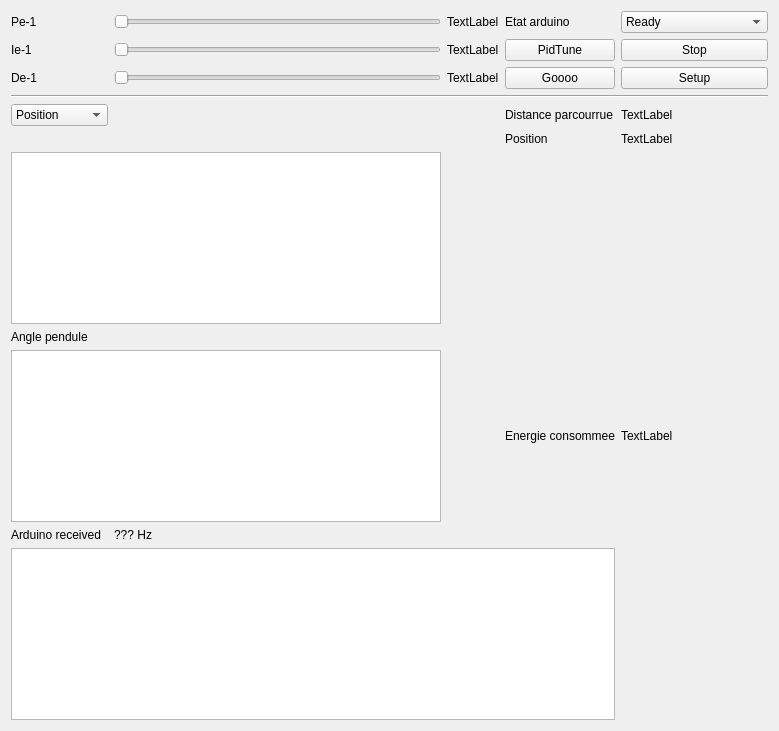
Above: rpi/mainwindow.ui from GiantLionTurtle/P7_s3 before the change. Below: the same form after it.
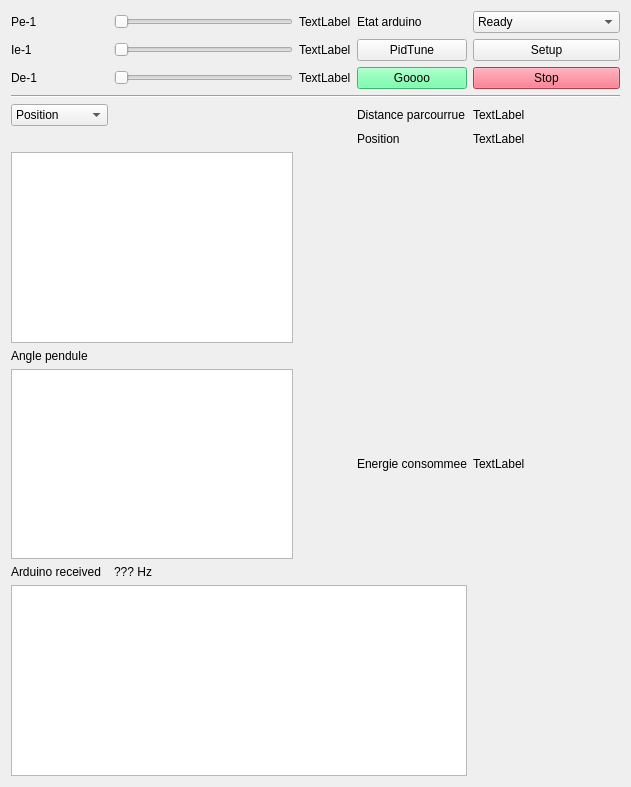
That is the form after the change. Custom widgets are drawn as their Qt base class.

The edit to the form file:
```diff
--- a/rpi/mainwindow.ui
+++ b/rpi/mainwindow.ui
@@ -6,8 +6,8 @@
    <rect>
     <x>0</x>
     <y>0</y>
-    <width>779</width>
-    <height>731</height>
+    <width>631</width>
+    <height>787</height>
    </rect>
   </property>
   <property name="acceptDrops">
@@ -18,45 +18,7 @@
   </property>
   <widget class="QWidget" name="centralWidget">
    <layout class="QGridLayout" name="gridLayout">
-    <item row="1" column="3">
-     <widget class="QLabel" name="label">
-      <property name="text">
-       <string>Etat arduino</string>
-      </property>
-     </widget>
-    </item>
-    <item row="3" column="1">
-     <widget class="QSlider" name="PID_d">
-      <property name="maximum">
-       <number>1000</number>
-      </property>
-      <property name="orientation">
-       <enum>Qt::Horizontal</enum>
-      </property>
-     </widget>
-    </item>
-    <item row="1" column="0">
-     <widget class="QLabel" name="label_5">
-      <property name="text">
-       <string>Pe-1</string>
-      </property>
-     </widget>
-    </item>
-    <item row="2" column="0">
-     <widget class="QLabel" name="label_4">
-      <property name="text">
-       <string>Ie-1</string>
-      </property>
-     </widget>
-    </item>
-    <item row="3" column="0">
-     <widget class="QLabel" name="label_3">
-      <property name="text">
-       <string>De-1</string>
-      </property>
-     </widget>
-    </item>
-    <item row="13" column="0" colspan="4">
+    <item row="14" column="0" colspan="4">
      <widget class="QTextBrowser" name="textBrowser">
       <property name="font">
        <font>
@@ -65,97 +27,93 @@
       </property>
      </widget>
     </item>
-    <item row="2" column="3">
-     <widget class="QPushButton" name="PIDtune_btn">
+    <item row="4" column="2">
+     <widget class="QLabel" name="D_label">
       <property name="text">
-       <string>PidTune</string>
+       <string>TextLabel</string>
       </property>
      </widget>
     </item>
-    <item row="11" column="0" colspan="2">
-     <widget class="QChartView" name="Pot_view"/>
+    <item row="4" column="3">
+     <widget class="QPushButton" name="Go_btn">
+      <property name="styleSheet">
+       <string notr="true">background: rgb(84, 255, 152);</string>
+      </property>
+      <property name="text">
+       <string>Goooo</string>
+      </property>
+     </widget>
     </item>
-    <item row="5" column="0">
-     <widget class="QComboBox" name="Position_selector">
-      <item>
-       <property name="text">
-        <string>Position</string>
-       </property>
-      </item>
-      <item>
-       <property name="text">
-        <string>Vitesse</string>
-       </property>
-      </item>
-      <item>
-       <property name="text">
-        <string>Acceleration</string>
-       </property>
-      </item>
+    <item row="4" column="1">
+     <widget class="QSlider" name="PID_d">
+      <property name="maximum">
+       <number>1000</number>
+      </property>
+      <property name="orientation">
+       <enum>Qt::Horizontal</enum>
+      </property>
      </widget>
     </item>
-    <item row="12" column="1">
+    <item row="1" column="2">
+     <widget class="QLabel" name="P_label">
+      <property name="text">
+       <string>TextLabel</string>
+      </property>
+     </widget>
+    </item>
+    <item row="5" column="0" colspan="5">
+     <widget class="Line" name="line">
+      <property name="orientation">
+       <enum>Qt::Horizontal</enum>
+      </property>
+     </widget>
+    </item>
+    <item row="6" column="3">
+     <widget class="QLabel" name="label_6">
+      <property name="text">
+       <string>Distance parcourrue</string>
+      </property>
+     </widget>
+    </item>
+    <item row="13" column="1">
      <widget class="QLabel" name="ArduinoUpdFrq_label">
       <property name="text">
        <string>??? Hz</string>
       </property>
      </widget>
     </item>
-    <item row="2" column="4">
-     <widget class="QPushButton" name="Stop_btn">
+    <item row="1" column="3">
+     <widget class="QLabel" name="label">
       <property name="text">
-       <string>Stop</string>
+       <string>Etat arduino</string>
       </property>
      </widget>
     </item>
-    <item row="5" column="4">
-     <widget class="QLabel" name="Dist_label">
+    <item row="4" column="0">
+     <widget class="QLabel" name="label_3">
       <property name="text">
-       <string>TextLabel</string>
+       <string>De-1</string>
       </property>
      </widget>
     </item>
-    <item row="11" column="4">
-     <widget class="QLabel" name="Energy_label">
-      <property name="text">
-       <string>TextLabel</string>
+    <item row="12" column="0" colspan="2">
+     <widget class="QChartView" name="Pot_view">
+      <property name="styleSheet">
+       <string notr="true">color: rgb(255, 0, 0);</string>
       </property>
      </widget>
     </item>
-    <item row="12" column="0">
-     <widget class="QLabel" name="label_10">
+    <item row="7" column="4">
+     <widget class="QLabel" name="Position_label">
       <property name="text">
-       <string>Arduino received</string>
+       <string>TextLabel</string>
       </property>
      </widget>
     </item>
-    <item row="1" column="1">
-     <widget class="QSlider" name="PID_p">
-      <property name="maximum">
-       <number>1000</number>
-      </property>
-      <property name="singleStep">
-       <number>1</number>
-      </property>
-      <property name="orientation">
-       <enum>Qt::Horizontal</enum>
-      </property>
-     </widget>
-    </item>
-    <item row="2" column="1">
-     <widget class="QSlider" name="PID_i">
-      <property name="maximum">
-       <number>1000</number>
-      </property>
-      <property name="orientation">
-       <enum>Qt::Horizontal</enum>
-      </property>
-     </widget>
-    </item>
-    <item row="11" column="3">
-     <widget class="QLabel" name="label_7">
+    <item row="7" column="3">
+     <widget class="QLabel" name="label_2">
       <property name="text">
-       <string>Energie consommee</string>
+       <string>Position</string>
       </property>
      </widget>
     </item>
@@ -239,69 +197,122 @@
       </item>
      </widget>
     </item>
-    <item row="5" column="3">
-     <widget class="QLabel" name="label_6">
+    <item row="13" column="0">
+     <widget class="QLabel" name="label_10">
       <property name="text">
-       <string>Distance parcourrue</string>
+       <string>Arduino received</string>
       </property>
      </widget>
     </item>
-    <item row="4" column="0" colspan="5">
-     <widget class="Line" name="line">
-      <property name="orientation">
-       <enum>Qt::Horizontal</enum>
+    <item row="1" column="0">
+     <widget class="QLabel" name="label_5">
+      <property name="text">
+       <string>Pe-1</string>
       </property>
      </widget>
     </item>
-    <item row="10" column="0">
-     <widget class="QLabel" name="label_9">
-      <property name="text">
-       <string>Angle pendule</string>
+    <item row="3" column="1">
+     <widget class="QSlider" name="PID_i">
+      <property name="maximum">
+       <number>1000</number>
       </property>
+      <property name="orientation">
+       <enum>Qt::Horizontal</enum>
+      </property>
      </widget>
     </item>
-    <item row="9" column="0" colspan="2">
-     <widget class="QGraphicsView" name="Position_view"/>
-    </item>
-    <item row="1" column="2">
-     <widget class="QLabel" name="P_label">
-      <property name="text">
-       <string>TextLabel</string>
+    <item row="1" column="1">
+     <widget class="QSlider" name="PID_p">
+      <property name="maximum">
+       <number>1000</number>
       </property>
+      <property name="singleStep">
+       <number>1</number>
+      </property>
+      <property name="orientation">
+       <enum>Qt::Horizontal</enum>
+      </property>
      </widget>
     </item>
-    <item row="2" column="2">
-     <widget class="QLabel" name="I_label">
+    <item row="3" column="0">
+     <widget class="QLabel" name="label_4">
       <property name="text">
-       <string>TextLabel</string>
+       <string>Ie-1</string>
       </property>
      </widget>
     </item>
+    <item row="10" column="0" colspan="2">
+     <widget class="QChartView" name="Position_view"/>
+    </item>
     <item row="3" column="2">
-     <widget class="QLabel" name="D_label">
+     <widget class="QLabel" name="I_label">
       <property name="text">
        <string>TextLabel</string>
       </property>
      </widget>
     </item>
-    <item row="6" column="3">
-     <widget class="QLabel" name="label_2">
-      <property name="text">
-       <string>Position</string>
-      </property>
+    <item row="6" column="0">
+     <widget class="QComboBox" name="Position_selector">
+      <item>
+       <property name="text">
+        <string>Position</string>
+       </property>
+      </item>
+      <item>
+       <property name="text">
+        <string>Vitesse</string>
+       </property>
+      </item>
+      <item>
+       <property name="text">
+        <string>Acceleration</string>
+       </property>
+      </item>
      </widget>
     </item>
-    <item row="6" column="4">
-     <widget class="QLabel" name="Position_label">
+    <item row="12" column="3">
+     <widget class="QLabel" name="label_7">
       <property name="text">
-       <string>TextLabel</string>
+       <string>Energie consommee</string>
       </property>
      </widget>
     </item>
     <item row="3" column="3">
-     <widget class="QPushButton" name="Go_btn">
+     <widget class="QPushButton" name="PIDtune_btn">
       <property name="text">
-       <string>Goooo</string>
+       <string>PidTune</string>
+      </property>
+     </widget>
+    </item>
+    <item row="12" column="4">
+     <widget class="QLabel" name="Energy_label">
+      <property name="text">
+       <string>TextLabel</string>
+      </property>
+     </widget>
+    </item>
+    <item row="6" column="4">
+     <widget class="QLabel" name="Dist_label">
+      <property name="text">
+       <string>TextLabel</string>
+      </property>
+     </widget>
+    </item>
+    <item row="11" column="0">
+     <widget class="QLabel" name="label_9">
+      <property name="text">
+       <string>Angle pendule</string>
+      </property>
+     </widget>
+    </item>
+    <item row="4" column="4">
+     <widget class="QPushButton" name="Stop_btn">
+      <property name="styleSheet">
+       <string notr="true">background: rgb(255, 79, 105);
+</string>
+      </property>
+      <property name="text">
+       <string>Stop</string>
       </property>
      </widget>
     </item>
```
